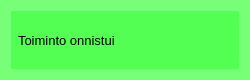
Before: the Qt Designer form kitsas/onniwidget.ui in artoh/kitupiikki, drawn with Qt 5.
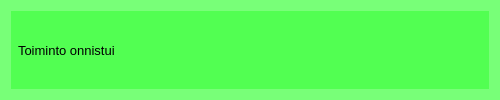
After: the same form once the commit is applied. Icons and pictures are not drawn.

```diff
--- a/kitsas/onniwidget.ui
+++ b/kitsas/onniwidget.ui
@@ -6,8 +6,8 @@
    <rect>
     <x>0</x>
     <y>0</y>
-    <width>250</width>
-    <height>80</height>
+    <width>500</width>
+    <height>100</height>
    </rect>
   </property>
   <property name="sizePolicy">
@@ -16,6 +16,12 @@
     <verstretch>0</verstretch>
    </sizepolicy>
   </property>
+  <property name="minimumSize">
+   <size>
+    <width>500</width>
+    <height>100</height>
+   </size>
+  </property>
   <property name="windowTitle">
    <string>Form</string>
   </property>
@@ -37,6 +43,9 @@
      <property name="pixmap">
       <pixmap resource="pic/pic.qrc">:/pic/ok.png</pixmap>
      </property>
+     <property name="margin">
+      <number>10</number>
+     </property>
     </widget>
    </item>
    <item>
@@ -49,9 +58,15 @@
      <property name="text">
       <string>Toiminto onnistui</string>
      </property>
+     <property name="alignment">
+      <set>Qt::AlignLeading|Qt::AlignLeft|Qt::AlignVCenter</set>
+     </property>
      <property name="wordWrap">
       <bool>true</bool>
      </property>
+     <property name="margin">
+      <number>10</number>
+     </property>
     </widget>
    </item>
   </layout>
```
